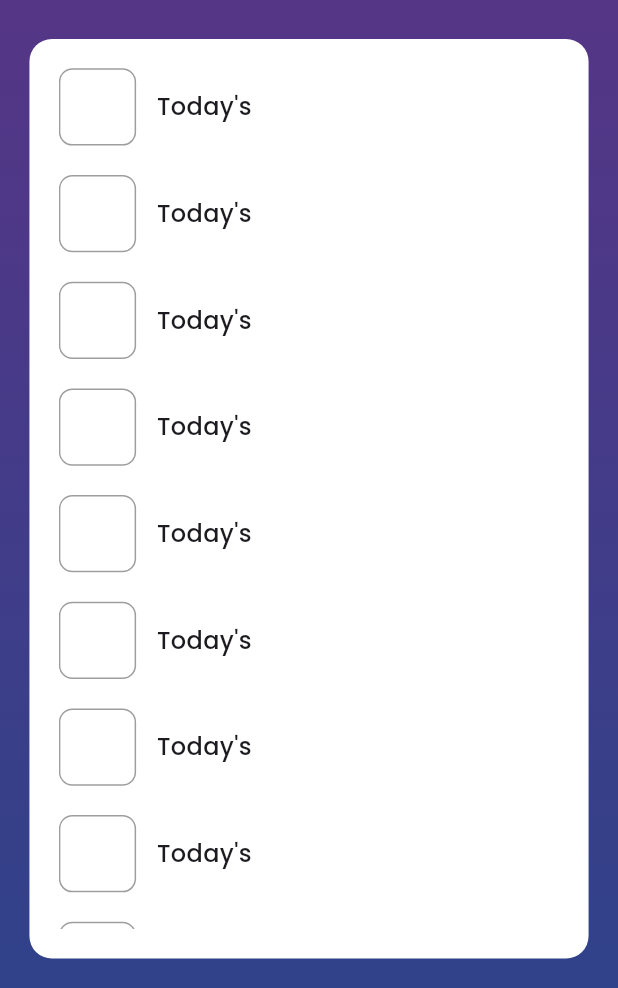
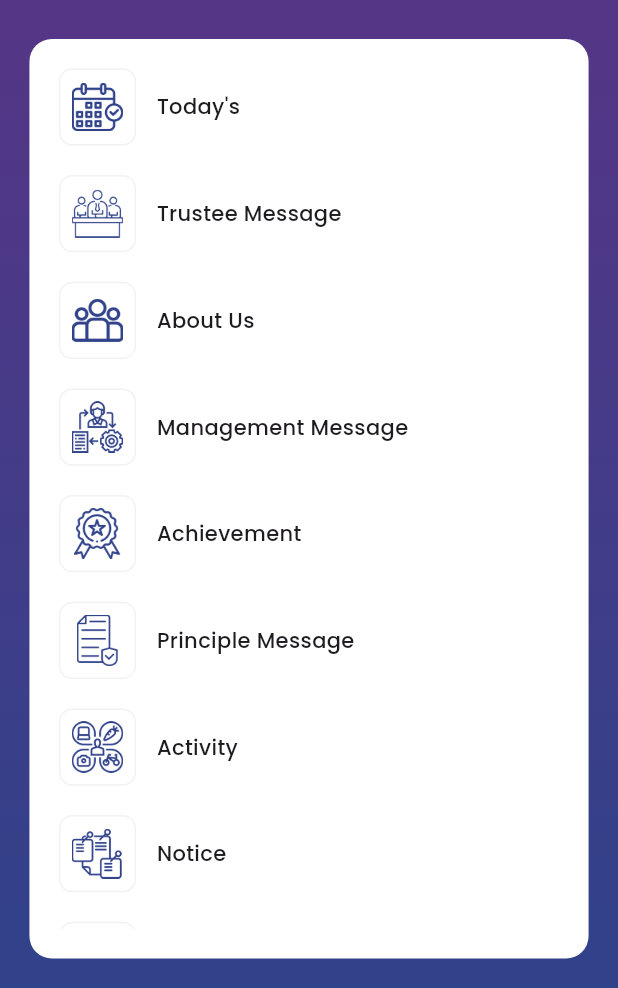
Before and after one commit to Jayraj185/sarthak_education, a Flutter app: the DrawerPage screen opened directly, on a phone screen of 412 x 824 dp, the part 248-1236 px from its top. Run offline on Flutter 3.47's test engine with Material 2 defaults, Android fonts, the phone set to English and light mode, and no system bars; our stand-ins replace carousel_slider, get, google_fonts, lottie; network calls fail.

```diff
--- a/lib/Screens/DrawerScreen/view/DrawerPage.dart
+++ b/lib/Screens/DrawerScreen/view/DrawerPage.dart
@@ -1,6 +1,7 @@
 import 'package:flutter/material.dart';
 import 'package:get/get.dart';
 import 'package:google_fonts/google_fonts.dart';
+import 'package:sarthak_education/Screens/HomeScreen/controller/HomeController.dart';
 
 class DrawerPage extends StatefulWidget {
   const DrawerPage({Key? key}) : super(key: key);
@@ -10,6 +11,9 @@ class DrawerPage extends StatefulWidget {
 }
 
 class _DrawerPageState extends State<DrawerPage> {
+
+  HomeController homeController = Get.put(HomeController());
+
   @override
   Widget build(BuildContext context) {
     return SafeArea(
@@ -58,7 +62,7 @@ class _DrawerPageState extends State<DrawerPage> {
                       margin: EdgeInsets.all(Get.width/21),
                       padding: EdgeInsets.all(Get.width/21),
                       child: ListView.builder(
-                        itemCount: 18,
+                        itemCount: homeController.DrawerList.length,
                         physics: ClampingScrollPhysics(),
                         itemBuilder: (context, index) {
                           return Padding(
@@ -70,14 +74,16 @@ class _DrawerPageState extends State<DrawerPage> {
                                   width: Get.width/8,
                                   decoration: BoxDecoration(
                                     borderRadius: BorderRadius.circular(9),
-                                    border: Border.all(color: Colors.grey,)
+                                    border: Border.all(color: Colors.black.withOpacity(0.05),strokeAlign: BorderSide.strokeAlignInside)
                                   ),
+                                  alignment: Alignment.center,
+                                  child: Image.asset("assets/image/${homeController.DrawerList[index].image}",height: Get.width/12,width: Get.width/12,),
                                 ),
                                 SizedBox(width: Get.width/30,),
                                 Text(
-                                  "Today's",
+                                  "${homeController.DrawerList[index].name}",
                                   style: GoogleFonts.poppins(
-                                    fontSize: 16,
+                                    fontSize: 14,
                                     fontWeight: FontWeight.w500
                                   ),
                                 )
--- a/lib/Screens/HomeScreen/controller/HomeController.dart
+++ b/lib/Screens/HomeScreen/controller/HomeController.dart
@@ -1,20 +1,44 @@
 import 'package:get/get.dart';
+import 'package:sarthak_education/Screens/AboutUsScreen/view/AboutUsPage.dart';
 import 'package:sarthak_education/Screens/HomeScreen/model/HomeModel.dart';
+import 'package:sarthak_education/Screens/TodayScreen/view/TodayPage.dart';
 
 class HomeController extends GetxController
 {
   RxList<HomeModel> homeGridList = <HomeModel>[
-    HomeModel(name: "Today's",image: "today.png"),
-    HomeModel(name: "About Us",image: "about_us.png"),
-    HomeModel(name: "Management Message",image: "management.png"),
-    HomeModel(name: "Achievement",image: "achievement.png"),
-    HomeModel(name: "Activity",image: "activity.png"),
-    HomeModel(name: "Notice",image: "notice.png"),
-    HomeModel(name: "Facility",image: "facility.png"),
-    HomeModel(name: "Gallery",image: "gallery.png"),
-    HomeModel(name: "Student Zone",image: "student_zone.png"),
-    HomeModel(name: "Alumni",image: "alumni.png"),
-    HomeModel(name: "Admission",image: "admission.png"),
-    HomeModel(name: "Contact Us",image: "contact_us.png"),
+    HomeModel(name: "Today's",image: "today.png",page: const TodayPage()),
+    HomeModel(name: "About Us",image: "about_us.png",page: AboutUsPage()),
+    HomeModel(name: "Management Message",image: "management.png",page: null),
+    HomeModel(name: "Achievement",image: "achievement.png",page: null),
+    HomeModel(name: "Activity",image: "activity.png",page: null),
+    HomeModel(name: "Notice",image: "notice.png",page: null),
+    HomeModel(name: "Facility",image: "facility.png",page: null),
+    HomeModel(name: "Gallery",image: "gallery.png",page: null),
+    HomeModel(name: "Student Zone",image: "student_zone.png",page: null),
+    HomeModel(name: "Alumni",image: "alumni.png",page: null),
+    HomeModel(name: "Admission",image: "admission.png",page: null),
+    HomeModel(name: "Contact Us",image: "contact_us.png",page: null),
   ].obs;
+  RxDouble hwSize = 50.0.obs;
+  RxList<HomeModel> DrawerList = <HomeModel>[
+    HomeModel(name: "Today's",image: "today.png",page: TodayPage()),
+    HomeModel(name: "Trustee Message",image: "trustee.png",page: AboutUsPage()),
+    HomeModel(name: "About Us",image: "about_us.png",page: null),
+    HomeModel(name: "Management Message",image: "management.png",page: null),
+    HomeModel(name: "Achievement",image: "achievement.png",page: null),
+    HomeModel(name: "Principle Message",image: "principle.png",page: null),
+    HomeModel(name: "Activity",image: "activity.png",page: null),
+    HomeModel(name: "Notice",image: "notice.png",page: null),
+    HomeModel(name: "Facility",image: "facility.png",page: null),
+    HomeModel(name: "Gallery",image: "gallery.png",page: null),
+    HomeModel(name: "Student Zone",image: "student_zone.png",page: null),
+    HomeModel(name: "Alumni",image: "alumni.png",page: null),
+    HomeModel(name: "Events",image: "events.png",page: null),
+    HomeModel(name: "Admission",image: "admission.png",page: null),
+    HomeModel(name: "Contact Us",image: "contact_us.png",page: null),
+    HomeModel(name: "Syllabus",image: "syllabus.png",page: null),
+    HomeModel(name: "Developer Details",image: "developer.png",page: null),
+    HomeModel(name: "Privacy Policy",image: "privacy.png",page: null),
+  ].obs;
+
 }
--- a/lib/Screens/HomeScreen/model/HomeModel.dart
+++ b/lib/Screens/HomeScreen/model/HomeModel.dart
@@ -1,6 +1,9 @@
+import 'package:flutter/material.dart';
+
 class HomeModel
 {
   String? name,image;
+  dynamic? page;
 
-  HomeModel({this.name, this.image});
+  HomeModel({this.name, this.image,this.page});
 }
--- a/lib/main.dart
+++ b/lib/main.dart
@@ -1,6 +1,8 @@
 import 'package:flutter/material.dart';
 import 'package:get/get.dart';
 import 'package:sarthak_education/Screens/HomeScreen/view/HomePage.dart';
+import 'package:sarthak_education/Screens/SplashScreen/view/SplashPage.dart';
+import 'package:sarthak_education/Screens/TodayScreen/view/TodayPage.dart';
 
 void main()
 {
@@ -9,7 +11,9 @@ void main()
       theme: ThemeData(useMaterial3: true),
       debugShowCheckedModeBanner: false,
       routes: {
-        '/':(p0) => HomePage(),
+        '/':(p0) => const SplashPage(),
+        'Home':(p0) => const HomePage(),
+        'Today':(p0) => const TodayPage(),
       },
     )
   );
```
Also changed, not shown: lib/Screens/AboutUsScreen/view/AboutUsPage.dart (added, +115 -0 lines), lib/Screens/HomeScreen/view/HomePage.dart (+16 -9 lines), lib/Screens/SplashScreen/view/SplashPage.dart (added, +61 -0 lines), lib/Screens/TodayScreen/view/TodayPage.dart (added, +98 -0 lines), lib/Utils/Widgets.dart (added, +22 -0 lines), assets/image/developer.png (added), assets/image/events.png (added), assets/image/principle.png (added), assets/image/privacy.png (added), assets/image/splashbg.png (added), assets/image/syllabus.png (added), assets/image/trustee.png (added).
